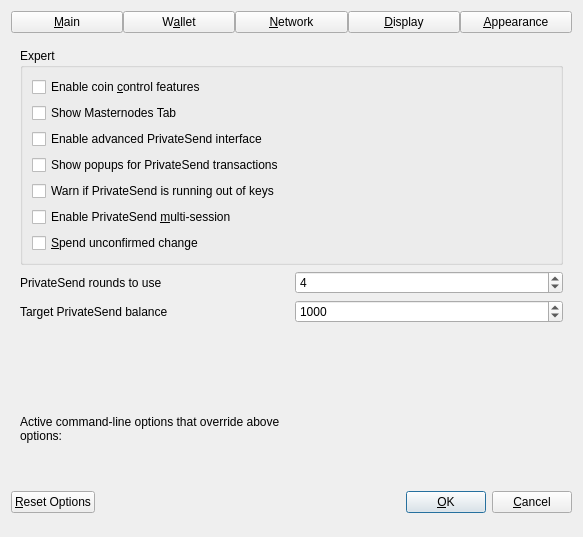
Qt form src/qt/forms/optionsdialog.ui (xdustinface/dash) before a commit.
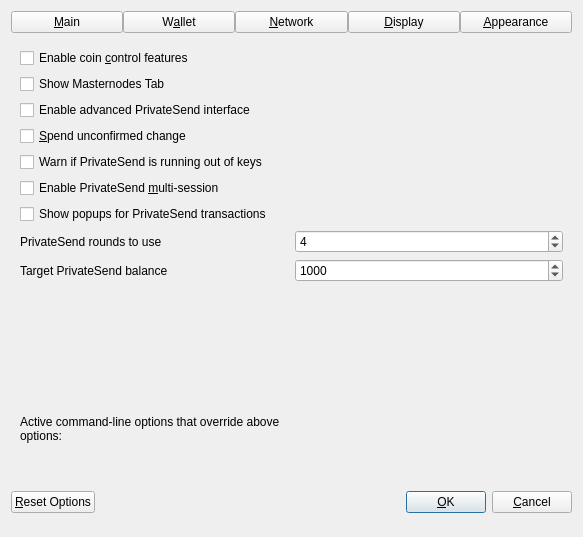
The same form after that commit. The open tabs and pages were chosen to show the change. Custom widgets are drawn as their Qt base class.

Commit message: qt: Drop the surrounding QGroupBox in Options -> Wallet

What changed in the file:
```diff
--- a/src/qt/forms/optionsdialog.ui
+++ b/src/qt/forms/optionsdialog.ui
@@ -234,12 +234,6 @@
      <widget class="QWidget" name="pageWallet">
       <layout class="QVBoxLayout" name="verticalLayout_Wallet">
        <item>
-        <widget class="QGroupBox" name="groupBox">
-         <property name="title">
-          <string>Expert</string>
-         </property>
-         <layout class="QVBoxLayout" name="verticalLayout_2">
-          <item>
            <widget class="QCheckBox" name="coinControlFeatures">
             <property name="toolTip">
              <string>Whether to show coin control features or not.</string>
@@ -270,12 +264,12 @@
            </widget>
           </item>
           <item>
-           <widget class="QCheckBox" name="showPrivateSendPopups">
+        <widget class="QCheckBox" name="spendZeroConfChange">
             <property name="toolTip">
              <string>Show system popups for PrivateSend mixing transactions&lt;br/&gt;just like for all other transaction types.</string>
             </property>
             <property name="text">
-             <string>Show popups for PrivateSend transactions</string>
+          <string>&amp;Spend unconfirmed change</string>
             </property>
            </widget>
           </item>
@@ -300,16 +294,13 @@
            </widget>
           </item>
           <item>
-           <widget class="QCheckBox" name="spendZeroConfChange">
+        <widget class="QCheckBox" name="showPrivateSendPopups">
             <property name="toolTip">
              <string>If you disable the spending of unconfirmed change, the change from a transaction&lt;br/&gt;cannot be used until that transaction has at least one confirmation.&lt;br/&gt;This also affects how your balance is computed.</string>
             </property>
             <property name="text">
-             <string>&amp;Spend unconfirmed change</string>
-            </property>
-           </widget>
-          </item>
-         </layout>
+          <string>Show popups for PrivateSend transactions</string>
+         </property>
         </widget>
        </item>
        <item>
```
Left out of the diff: 4 changed lines with no effect on the pictures. Lines whose indentation alone changed are shown as unchanged.
